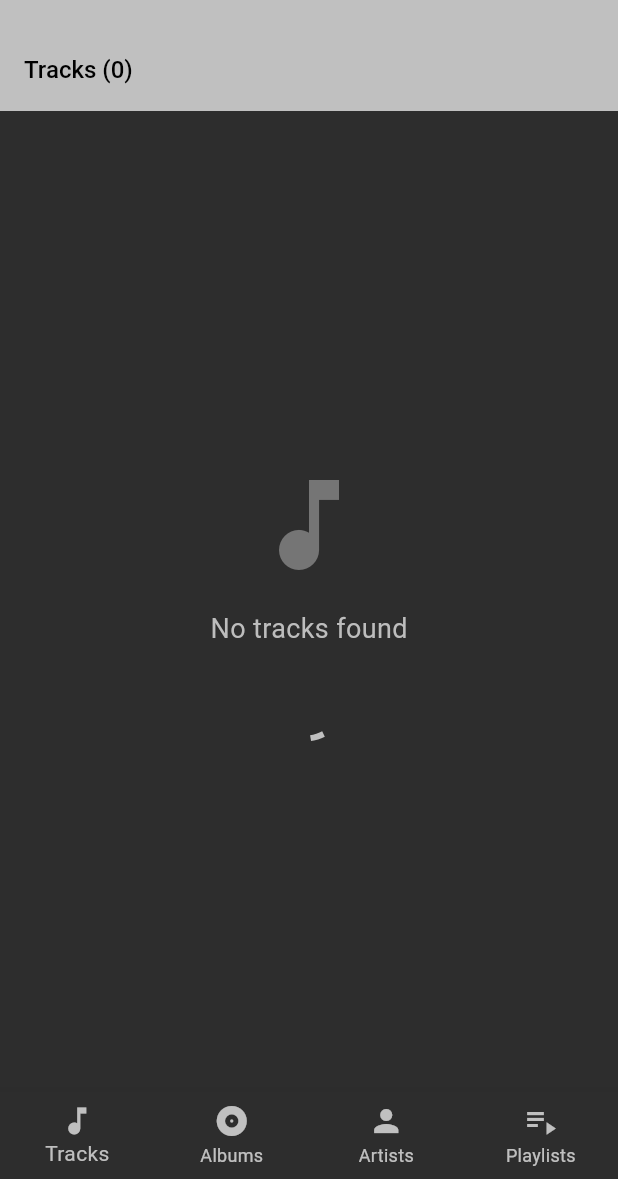
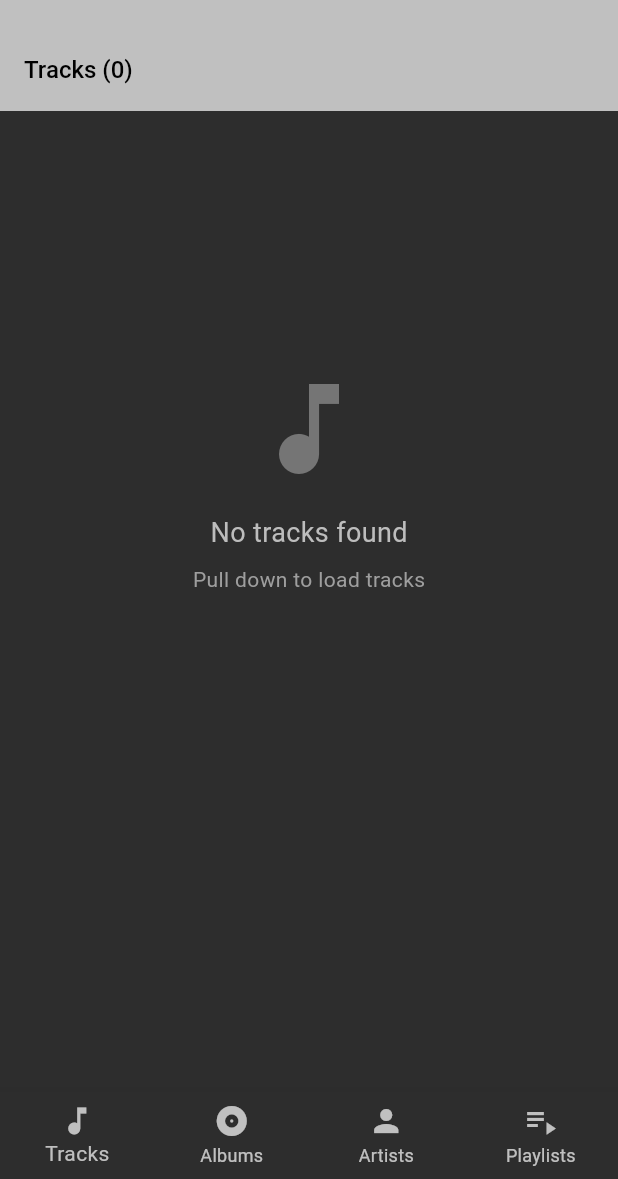
Before and after one commit to hanabinoir/muse_noir, a Flutter app: the screen it shows after launch, on a phone screen of 412 x 824 dp, the part 57-1236 px from its top. Run offline on Flutter 3.47's test engine with Material 3 defaults, Android fonts, the phone set to English and light mode, and no system bars; our stand-ins replace flex_color_scheme, flutter_riverpod, hive, hive_flutter, on_audio_query, permission_handler and 1 more; missing offline and left inert: media_kit; accounts and stored records are empty.

Commit message:
preventing infinitive loop

```diff
--- a/lib/features/library/presentation/screens/tracks_screen.dart
+++ b/lib/features/library/presentation/screens/tracks_screen.dart
@@ -13,20 +13,20 @@ class TracksScreen extends ConsumerWidget {
   Widget build(BuildContext context, WidgetRef ref) {
     final tracks = ref.watch(tracksProvider);
 
-    // Auto-load tracks when screen first appears
-    ref.listen(tracksProvider, (previous, next) {});
-
-    Future.microtask(() {
-      final notifier = ref.read(tracksProvider.notifier);
-      if (tracks.isEmpty) {
-        notifier.fetchAllTracks();
-      }
-    });
-
     return BaseScaffold(
       title: 'Tracks (${tracks.length})',
-      body: tracks.isEmpty
-          ? Center(
+      body: RefreshIndicator(
+        onRefresh: () async {
+          final notifier = ref.read(tracksProvider.notifier);
+          await notifier.fetchAllTracks();
+        },
+        child: tracks.isEmpty
+            ? ListView(
+                physics: const AlwaysScrollableScrollPhysics(),
+                children: [
+                  SizedBox(
+                    height: MediaQuery.of(context).size.height * 0.6,
+                    child: Center(
                       child: Column(
                         mainAxisAlignment: MainAxisAlignment.center,
                         children: [
@@ -43,17 +43,21 @@ class TracksScreen extends ConsumerWidget {
                               color: Colors.grey[400],
                             ),
                           ),
-                  const SizedBox(height: 24),
-                  const CircularProgressIndicator(),
+                          const SizedBox(height: 8),
+                          Text(
+                            'Pull down to load tracks',
+                            style: TextStyle(
+                              fontSize: 14,
+                              color: Colors.grey[500],
+                            ),
+                          ),
                         ],
                       ),
+                    ),
+                  ),
+                ],
               )
-          : RefreshIndicator(
-              onRefresh: () async {
-                final notifier = ref.read(tracksProvider.notifier);
-                await notifier.fetchAllTracks();
-              },
-              child: ListView.builder(
+            : ListView.builder(
                 itemCount: tracks.length,
                 itemBuilder: (context, index) {
                   final track = tracks[index];
```
Also changed, not shown: lib/features/library/presentation/screens/albums_screen.dart (+24 -20 lines), lib/features/library/presentation/screens/artists_screen.dart (+24 -25 lines). Lines whose indentation alone changed are shown as unchanged.
